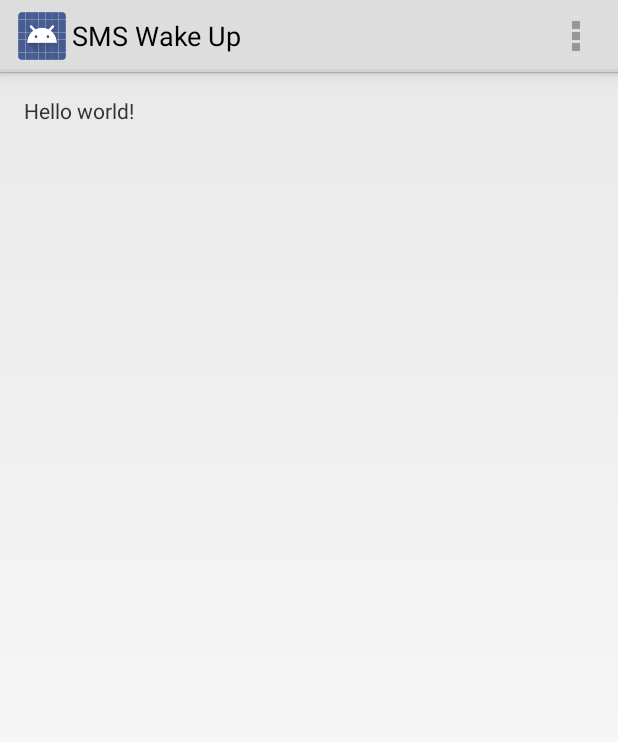
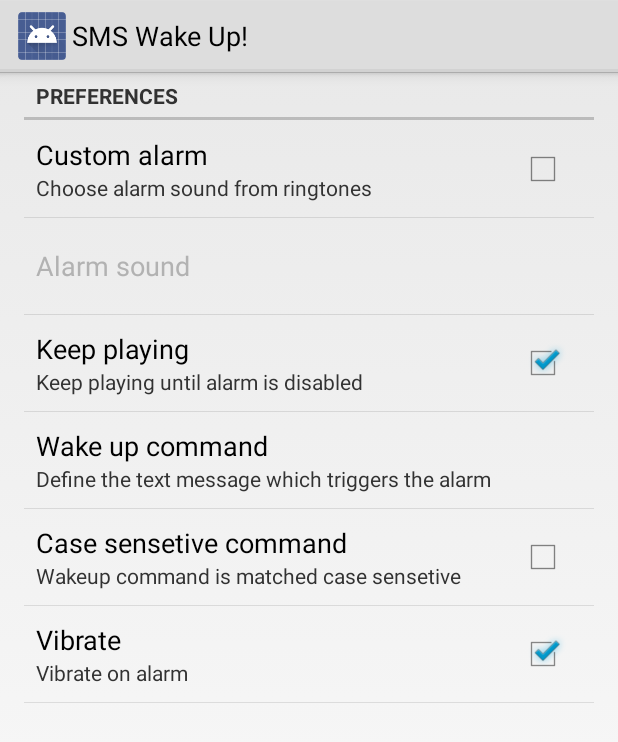
Before and after one commit to tonsV2/SMS-Wakeup, an Android app: the screen it shows after launch (MainActivity before the commit, Preferences after it), in the options menu, after a tap on "Settings", on a phone screen of 412 x 824 dp. Shown: the top 742 px of the screen. Run offline under Robolectric (Android 15) with nearby library versions, the light colour scheme and no system bars.

Commit message:
Imported misc. code from old repository.

```diff
--- a/SMSWakeUp/src/main/java/com/snot/smswakeup/MainActivity.java
+++ b/SMSWakeUp/src/main/java/com/snot/smswakeup/MainActivity.java
@@ -3,6 +3,10 @@ package com.snot.smswakeup;
 import android.os.Bundle;
 import android.app.Activity;
 import android.view.Menu;
+
+import android.view.MenuItem;
+import android.content.Intent;
+
 
 public class MainActivity extends Activity {
 
@@ -20,4 +24,22 @@ public class MainActivity extends Activity {
 		return true;
 	}
 
+	@Override
+	public boolean onOptionsItemSelected(MenuItem item)
+	{
+		switch(item.getItemId())
+		{
+		case R.id.action_settings:
+			Intent settings = new Intent(this, Preferences.class);
+			startActivity(settings);
+			return true;
+//		case R.id.action_add_contact:
+//			Intent contact = new Intent(Intent.ACTION_PICK, Contacts.CONTENT_URI);
+//			startActivityForResult(contact, R.id.action_add_contact);
+//			return true;
+		default:
+			return super.onOptionsItemSelected(item);
 		}
+	}
+
+}
--- /dev/null
+++ b/SMSWakeUp/src/main/java/com/snot/smswakeup/Preferences.java
@@ -0,0 +1,26 @@
+package com.snot.smswakeup;
+
+import android.os.Bundle;
+import android.preference.PreferenceActivity;
+
+public class Preferences extends PreferenceActivity {
+	@SuppressWarnings("deprecation")
+	@Override
+	protected void onCreate(Bundle savedInstanceState) {
+		super.onCreate(savedInstanceState);
+		// Display the fragment as the main content.
+//maingetFragmentManager().beginTransaction().replace(android.R.id.content, new PreferencesFragment()).commit();
+//PreferencesFragmentPreferenceManager.setDefaultValues(Preferences.this, R.menu.preferences, false);
+		addPreferencesFromResource(R.xml.preferences);
+	}
+/*
+	public static class PreferencesFragment extends PreferenceFragment {
+		@Override
+		public void onCreate(Bundle savedInstanceState) {
+			super.onCreate(savedInstanceState);
+            // Load the preferences from an XML resource
+            addPreferencesFromResource(R.menu.preferences);
+        }
+    }
+*/
+}
--- a/SMSWakeUp/src/main/res/values/strings.xml
+++ b/SMSWakeUp/src/main/res/values/strings.xml
@@ -1,8 +1,40 @@
 <?xml version="1.0" encoding="utf-8"?>
 <resources>
 
-    <string name="app_name">SMS Wake Up</string>
+    <string name="app_name">SMS Wake Up!</string>
     <string name="action_settings">Settings</string>
     <string name="hello_world">Hello world!</string>
 
+<!-- Preferences -->
+        <string name="prefs_title">Preferences</string>
+
+        <string name="prefs_custom_alarm_title">Custom alarm</string>
+        <string name="prefs_custom_alarm_summary">Choose alarm sound from ringtones</string>
+
+        <string name="prefs_alarm_sound">Alarm sound</string>
+
+        <string name="prefs_keep_playing_title">Keep playing</string>
+        <string name="prefs_keep_playing_summary">Keep playing until alarm is disabled</string>
+
+        <string name="prefs_wakeup_cmd_title">Wake up command</string>
+        <string name="prefs_wakeup_cmd_summary">Define the text message which triggers the alarm</string>
+        <string name="prefs_wakeup_cmd_default">WAKE UP</string>
+        <string name="prefs_edit_wakeup_cmd_title">Edit</string>
+
+        <string name="prefs_case_sensetive_cmp_title">Case sensetive command</string>
+        <string name="prefs_case_sensetive_cmp_summary">Wakeup command is matched case sensetive</string>
+
+        <string name="prefs_vibrate_title">Vibrate</string>
+        <string name="prefs_vibrate_summary">Vibrate on alarm</string>
+
+        <string name="prefs_vibrate_time_title">Vibrate time</string>
+        <string name="prefs_vibrate_time_summary">Time to vibrate in milliseconds</string>
+
+
+        <string name="prefs_flash_title">Flash</string>
+        <string name="prefs_flash_summary">Use flashlight on alarm</string>
+
+        <string name="prefs_flash_screen_title">Flash screen</string>
+        <string name="prefs_flash_screen_summary">Flash screen on alarm</string>
+
 </resources>
--- /dev/null
+++ b/SMSWakeUp/src/main/res/xml/preferences.xml
@@ -0,0 +1,57 @@
+<?xml version="1.0" encoding="utf-8"?>
+<PreferenceScreen xmlns:android="http://schemas.android.com/apk/res/android">
+	<PreferenceCategory android:title="@string/prefs_title">
+		<CheckBoxPreference
+			android:title="@string/prefs_custom_alarm_title"
+			android:defaultValue="False"
+			android:key="custom_alarm"
+			android:summary="@string/prefs_custom_alarm_summary" />
+	    <RingtonePreference
+			android:key="alarm_sound"
+			android:title="@string/prefs_alarm_sound"
+			android:dependency="custom_alarm"
+			android:ringtoneType="notification" />
+		<CheckBoxPreference
+			android:title="@string/prefs_keep_playing_title"
+			android:defaultValue="True"
+			android:key="keep_playing"
+			android:summary="@string/prefs_keep_playing_summary" />
+		<EditTextPreference
+			android:key="wakeup_cmd"
+			android:title="@string/prefs_wakeup_cmd_title"
+			android:summary="@string/prefs_wakeup_cmd_summary"
+			android:dialogTitle="@string/prefs_edit_wakeup_cmd_title"
+			android:defaultValue="@string/prefs_wakeup_cmd_default" />
+		<CheckBoxPreference
+			android:title="@string/prefs_case_sensetive_cmp_title"
+			android:defaultValue="False"
+			android:key="case_sensetive_cmp"
+			android:summary="Wakeup command is matched case sensetive" />
+		<CheckBoxPreference
+			android:title="@string/prefs_vibrate_title"
+			android:defaultValue="True"
+			android:key="vibrate"
+			android:summary="@string/prefs_vibrate_summary" />
+<!--
+		<EditTextPreference
+			android:key="vibrate_time"
+			android:title="@string/prefs_vibrate_time_title"
+			android:summary="@string/prefs_vibrate_time_summary"
+			android:numeric="integer"
+			android:dependency="vibrate"
+			android:defaultValue="3000" />
+-->
+		<!--
+		<CheckBoxPreference
+			android:title="@string/prefs_flash_title"
+			android:defaultValue="False"
+			android:key="flash"
+			android:summary="Use flashlight on alarm" />
+		<CheckBoxPreference
+			android:title="@string/prefs_flash_screen_title"
+			android:defaultValue="False"
+			android:key="flash_screen"
+			android:summary="@string/prefs_flash_screen_summary" />
+		-->
+	</PreferenceCategory>
+</PreferenceScreen>
```
Also changed, not shown: SMSWakeUp/src/main/AndroidManifest.xml (+13 -0 lines), SMSWakeUp/src/main/java/com/snot/smswakeup/SmsReceiver.java (added, +80 -0 lines), 1 other file. Lines whose indentation alone changed are shown as unchanged.
